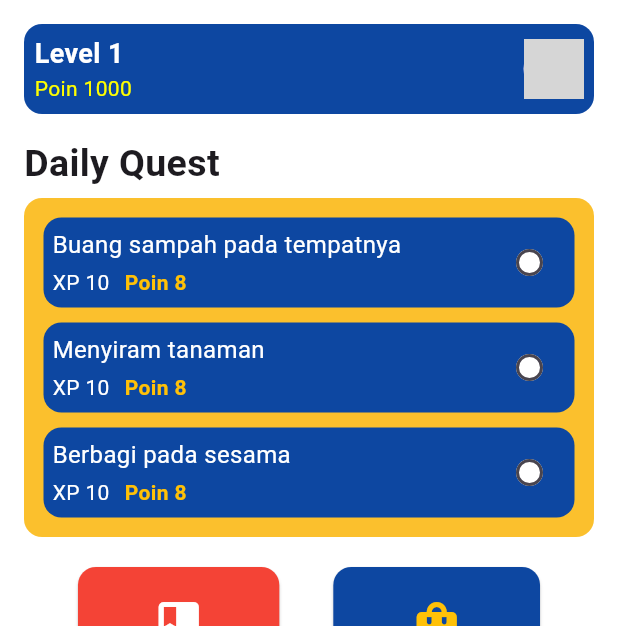
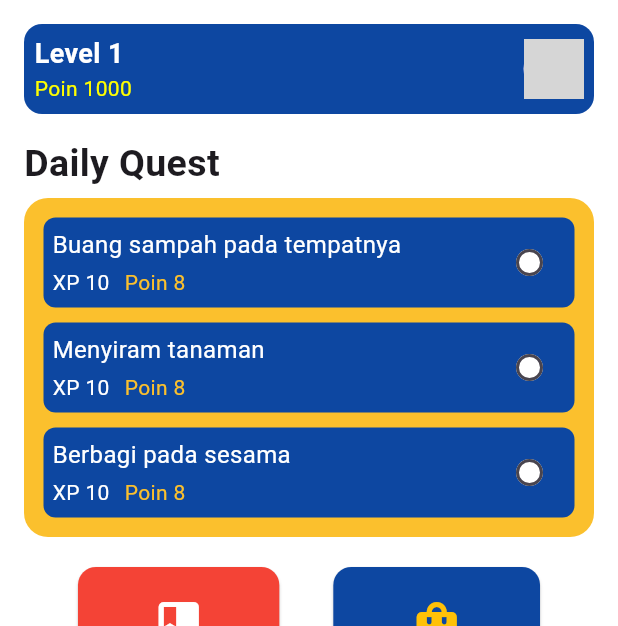
Before and after one commit to Raihan260/SDG_Adventure, a Flutter app: the screen it shows after launch, on a phone screen of 412 x 824 dp. Shown: the top 626 px of the screen. Run offline on Flutter 3.47's test engine with Material 3 defaults, Android fonts, the phone set to English and light mode, and no system bars; grey boxes are pictures that could not be loaded.

Commit message:
Update daily_quest_widget.dart

```diff
--- a/lib/Home_Page/daily_quest_widget.dart
+++ b/lib/Home_Page/daily_quest_widget.dart
@@ -42,7 +42,7 @@ class _DailyQuestWidgetState extends State<DailyQuestWidget> {
       padding: EdgeInsets.all(8),
       decoration: BoxDecoration(
         color: Colors.yellow.shade700,
-        borderRadius: BorderRadius.circular(12),
+        borderRadius: BorderRadius.circular(16),
       ),
       child: Column(
         children: List.generate(questList.length, (index) {
@@ -50,7 +50,7 @@ class _DailyQuestWidgetState extends State<DailyQuestWidget> {
             margin: EdgeInsets.symmetric(vertical: 5, horizontal: 5),
             padding: EdgeInsets.all(6),
             decoration: BoxDecoration(
-              borderRadius: BorderRadius.circular(12),
+              borderRadius: BorderRadius.circular(8),
               color: Colors.blue.shade900,
             ),
             child: Row(
@@ -66,7 +66,7 @@ class _DailyQuestWidgetState extends State<DailyQuestWidget> {
                       children: [
                         Text("XP ${questList[index].xp}", style: TextStyle(color: Colors.white, fontSize: 14)),
                         SizedBox(width: 10),
-                        Text("Poin ${questList[index].points}", style: TextStyle(color: Colors.amber, fontSize: 14, fontWeight: FontWeight.bold)),
+                        Text("Poin ${questList[index].points}", style: TextStyle(color: Colors.yellow.shade700, fontSize: 14,)),
                       ],
                     ),
                   ],
```
